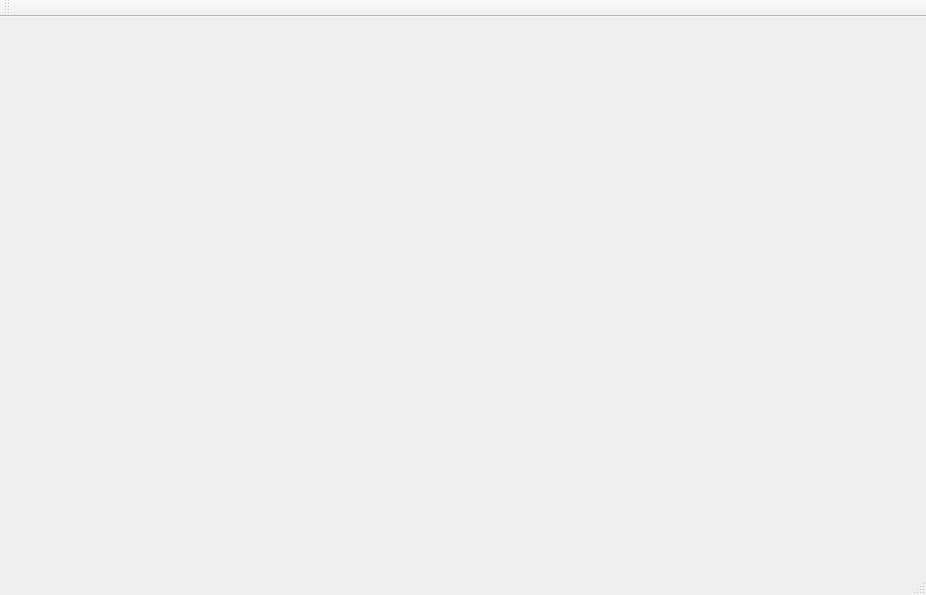
Old version of the form gui/POVI/mainwindow.ui in the repository Loptica23/POVI.
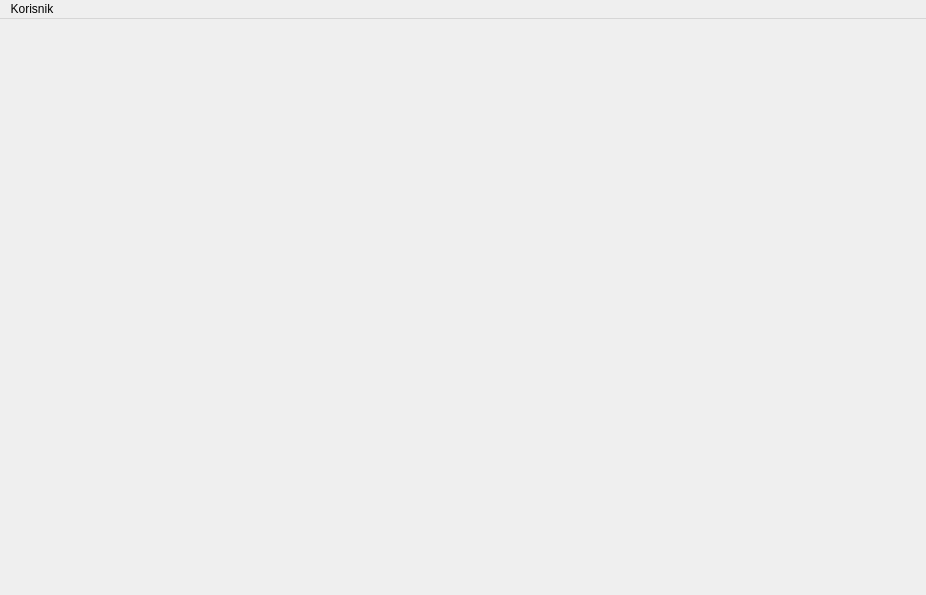
New version of the form. Icons and pictures are not drawn.

```diff
--- a/gui/POVI/mainwindow.ui
+++ b/gui/POVI/mainwindow.ui
@@ -42,16 +42,25 @@
      <height>25</height>
     </rect>
    </property>
+   <widget class="QMenu" name="menuKorisnik">
+    <property name="title">
+     <string>Korisnik</string>
+    </property>
+    <addaction name="actionPromena_lozinke"/>
+    <addaction name="actionIzloguj_se"/>
+   </widget>
+   <addaction name="menuKorisnik"/>
   </widget>
-  <widget class="QToolBar" name="mainToolBar">
-   <attribute name="toolBarArea">
-    <enum>TopToolBarArea</enum>
-   </attribute>
-   <attribute name="toolBarBreak">
-    <bool>false</bool>
-   </attribute>
-  </widget>
-  <widget class="QStatusBar" name="statusBar"/>
+  <action name="actionPromena_lozinke">
+   <property name="text">
+    <string>Promena lozinke</string>
+   </property>
+  </action>
+  <action name="actionIzloguj_se">
+   <property name="text">
+    <string>Izloguj se</string>
+   </property>
+  </action>
  </widget>
  <layoutdefault spacing="6" margin="11"/>
  <resources>
```
